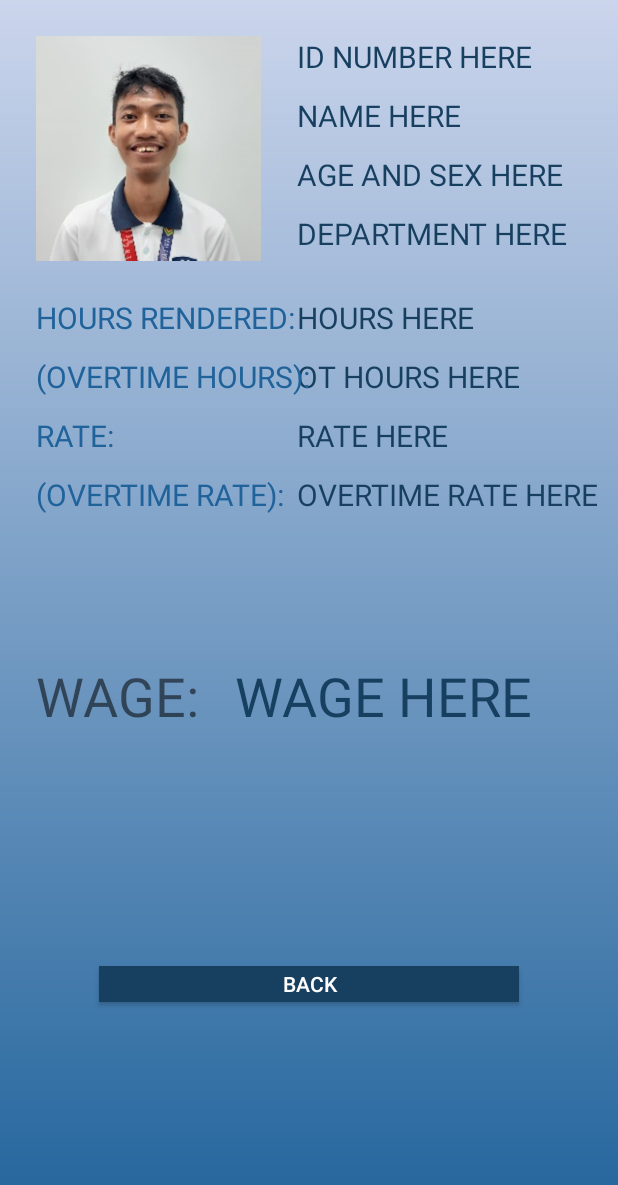
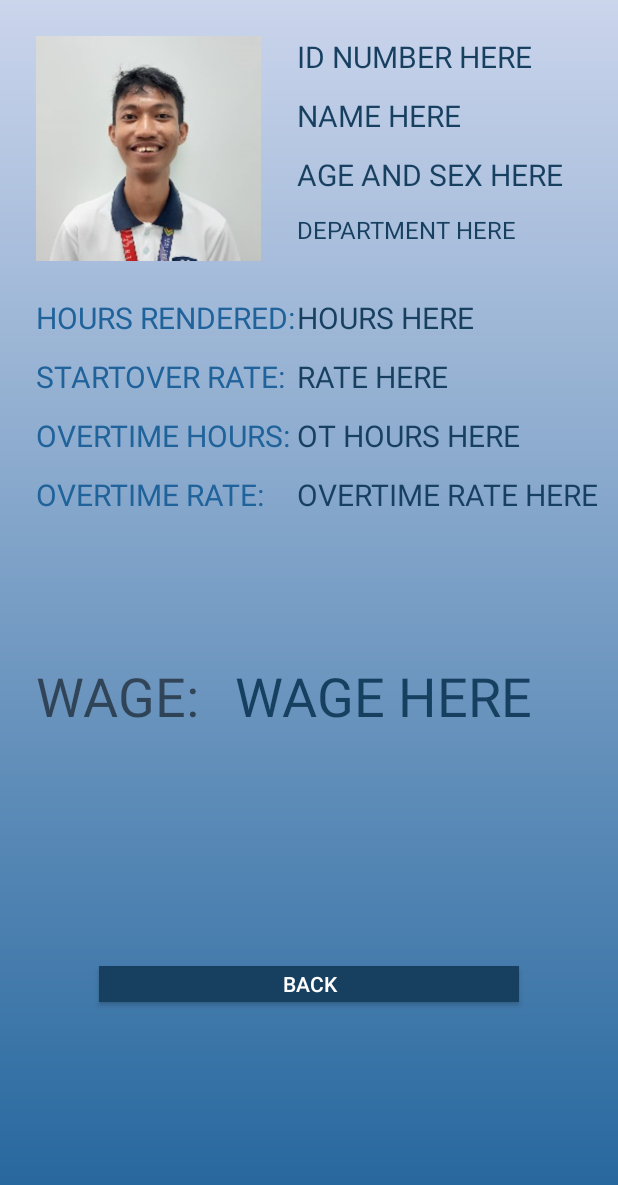
Before and after one commit to bedanza/WageExamJugar, an Android app: the layout activity_third.xml on its own in the app's theme, with its tools: preview values and no code run, on a phone screen of 412 x 824 dp. Shown: the top 1185 px of the screen. Run offline under Robolectric (Android 15) with nearby library versions, the phone set to English and light mode, and no system bars; Roboto replaces fonts that are not available here.

Commit message:
change layout - switching of position between overtime hours & rate - rate change to standard rate in display - change of department names in third activity

```diff
--- a/app/src/main/java/jugar/mcm/edu/ph/ThirdActivity.java
+++ b/app/src/main/java/jugar/mcm/edu/ph/ThirdActivity.java
@@ -38,6 +38,7 @@ public class ThirdActivity extends AppCompatActivity {
         int otHours = 0;
         int rate = 0;
         int otRate = 0;
+        String deptShow = "";
 
 
         TextView callIdText = findViewById(R.id.idDisplay);
@@ -63,24 +64,28 @@ public class ThirdActivity extends AppCompatActivity {
         callIdText.setText(String.valueOf(idNumFinal));
         callName.setText(lnameFinal + ", " + fnameFinal);
         callAgeSex.setText(ageFinal + ", " + sexFinal);
-        callDept.setText(deptFinal);
+
         callHours.setText(hoursNotFinal);
 
         switch(deptFinal) {
             case "HR":
                 rate = 100;
                 otRate = 130;
+                deptShow = "Human Resources Department";
                 break;
             case "Academic":
                 rate = 90;
                 otRate = 140;
+                deptShow = "Academic Department";
                 break;
             case "Admin":
                 rate = 110;
                 otRate = 150;
+                deptShow = "Administrative Department";
                 break;
         }
 
+        callDept.setText(deptFinal);
         callRate.setText("\u20B1"+rate+".00");
 
         if(hoursFinal <= 8) {
--- a/app/src/main/res/layout/activity_third.xml
+++ b/app/src/main/res/layout/activity_third.xml
@@ -48,10 +48,10 @@
         android:layout_marginTop="24dp"
         android:fontFamily="@font/acme"
         android:text="HOURS HERE"
+        android:textColor="#173F5F"
         android:textSize="20dp"
         app:layout_constraintStart_toEndOf="@+id/avatar"
-        app:layout_constraintTop_toBottomOf="@+id/avatar"
-        android:textColor="#173F5F"/>
+        app:layout_constraintTop_toBottomOf="@+id/avatar" />
 
     <TextView
         android:id="@+id/otHoursDisplay"
@@ -60,11 +60,11 @@
         android:layout_marginTop="12dp"
         android:fontFamily="@font/acme"
         android:text="OT HOURS HERE"
+        android:textColor="#173F5F"
         android:textSize="20dp"
         app:layout_constraintStart_toEndOf="@+id/avatar"
         app:layout_constraintStart_toStartOf="@+id/hoursDisplay"
-        app:layout_constraintTop_toBottomOf="@+id/hoursDisplay"
-        android:textColor="#173F5F"/>
+        app:layout_constraintTop_toBottomOf="@+id/rateDisplay" />
 
     <TextView
         android:id="@+id/rateDisplay"
@@ -73,10 +73,10 @@
         android:layout_marginTop="12dp"
         android:fontFamily="@font/acme"
         android:text="RATE HERE"
+        android:textColor="#173F5F"
         android:textSize="20dp"
         app:layout_constraintStart_toStartOf="@+id/otHoursDisplay"
-        app:layout_constraintTop_toBottomOf="@+id/otHoursDisplay"
-        android:textColor="#173F5F"/>
+        app:layout_constraintTop_toBottomOf="@+id/hoursDisplay" />
 
     <TextView
         android:id="@+id/otRateDisplay"
@@ -85,10 +85,10 @@
         android:layout_marginTop="12dp"
         android:fontFamily="@font/acme"
         android:text="OVERTIME RATE HERE"
+        android:textColor="#173F5F"
         android:textSize="20dp"
         app:layout_constraintStart_toStartOf="@+id/rateDisplay"
-        app:layout_constraintTop_toBottomOf="@+id/rateDisplay"
-        android:textColor="#173F5F"/>
+        app:layout_constraintTop_toBottomOf="@+id/otHoursDisplay" />
 
     <TextView
         android:id="@+id/wageDisplay"
@@ -112,10 +112,10 @@
         android:layout_marginTop="24dp"
         android:fontFamily="@font/acme"
         android:text="HOURS RENDERED:"
+        android:textColor="#20639B"
         android:textSize="20dp"
         app:layout_constraintStart_toStartOf="parent"
-        app:layout_constraintTop_toBottomOf="@+id/avatar"
-        android:textColor="#20639B"/>
+        app:layout_constraintTop_toBottomOf="@+id/avatar" />
 
     <TextView
         android:id="@+id/otHoursLabel"
@@ -124,11 +124,11 @@
         android:layout_marginStart="24dp"
         android:layout_marginTop="12dp"
         android:fontFamily="@font/acme"
-        android:text="(OVERTIME HOURS):"
+        android:text="OVERTIME HOURS:"
+        android:textColor="#20639B"
         android:textSize="20dp"
         app:layout_constraintStart_toStartOf="parent"
-        app:layout_constraintTop_toBottomOf="@+id/hoursLabel"
-        android:textColor="#20639B"/>
+        app:layout_constraintTop_toBottomOf="@+id/rateLabel" />
 
     <TextView
         android:id="@+id/rateLabel"
@@ -137,11 +137,11 @@
         android:layout_marginStart="24dp"
         android:layout_marginTop="12dp"
         android:fontFamily="@font/acme"
-        android:text="RATE:"
+        android:text="STARTOVER RATE:"
+        android:textColor="#20639B"
         android:textSize="20dp"
         app:layout_constraintStart_toStartOf="parent"
-        app:layout_constraintTop_toBottomOf="@+id/otHoursLabel"
-        android:textColor="#20639B"/>
+        app:layout_constraintTop_toBottomOf="@+id/hoursLabel" />
 
     <TextView
         android:id="@+id/otRateLabel"
@@ -150,11 +150,11 @@
         android:layout_marginStart="24dp"
         android:layout_marginTop="12dp"
         android:fontFamily="@font/acme"
-        android:text="(OVERTIME RATE):"
+        android:text="OVERTIME RATE:"
+        android:textColor="#20639B"
         android:textSize="20dp"
         app:layout_constraintStart_toStartOf="parent"
-        app:layout_constraintTop_toBottomOf="@+id/rateLabel"
-        android:textColor="#20639B"/>
+        app:layout_constraintTop_toBottomOf="@+id/otHoursLabel" />
 
     <TextView
         android:id="@+id/wageLabel"
@@ -190,10 +190,10 @@
         android:layout_marginTop="12dp"
         android:fontFamily="@font/acme"
         android:text="DEPARTMENT HERE"
-        android:textSize="20dp"
+        android:textColor="#173F5F"
+        android:textSize="16dp"
         app:layout_constraintStart_toEndOf="@id/avatar"
-        app:layout_constraintTop_toBottomOf="@+id/ageSexDisplay"
-        android:textColor="#173F5F"/>
+        app:layout_constraintTop_toBottomOf="@+id/ageSexDisplay" />
 
     <TextView
         android:id="@+id/ageSexDisplay"
```
